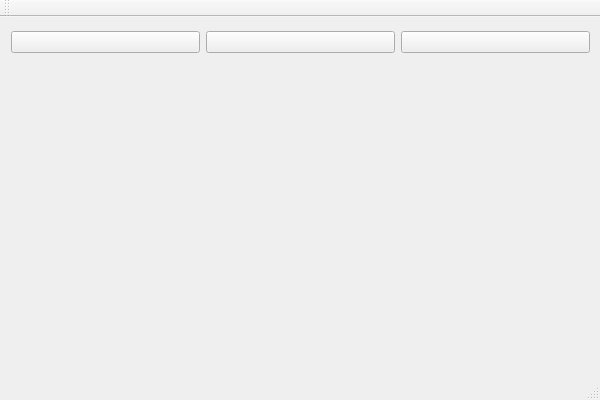
First picture: the form in PaintApplication.ui, repository Pravendra-rana/PaintApplication, before the edit.
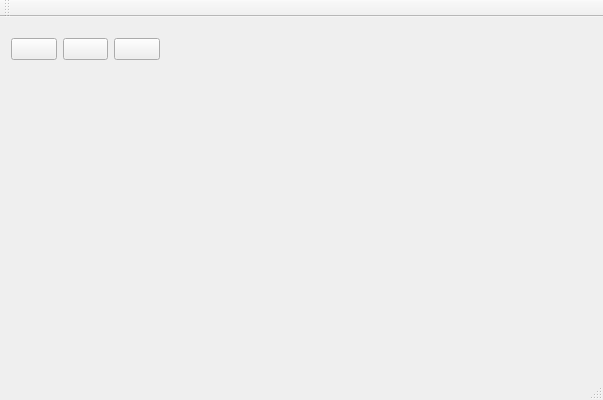
Second picture: the form after the edit. Icons and pictures are not drawn.

The edit to the form file:
```diff
--- a/PaintApplication.ui
+++ b/PaintApplication.ui
@@ -6,7 +6,7 @@
    <rect>
     <x>0</x>
     <y>0</y>
-    <width>600</width>
+    <width>603</width>
     <height>400</height>
    </rect>
   </property>
@@ -18,22 +18,31 @@
     <property name="geometry">
      <rect>
       <x>0</x>
-      <y>0</y>
-      <width>601</width>
-      <height>51</height>
+      <y>2</y>
+      <width>171</width>
+      <height>61</height>
      </rect>
     </property>
     <layout class="QGridLayout" name="gridLayout">
-     <item row="0" column="0">
+     <item row="0" column="0" rowspan="2">
       <layout class="QHBoxLayout" name="horizontalLayout_2">
        <item>
-        <widget class="QPushButton" name="Line_Button">
+        <widget class="QPushButton" name="Circle_Button">
+         <property name="sizePolicy">
+          <sizepolicy hsizetype="Minimum" vsizetype="Fixed">
+           <horstretch>0</horstretch>
+           <verstretch>0</verstretch>
+          </sizepolicy>
+         </property>
          <property name="text">
           <string/>
          </property>
          <property name="icon">
           <iconset>
-           <normaloff>C:/Users/PRAVENDRA RANA/Downloads/636px-Draw-1-black-line.svg.png</normaloff>C:/Users/PRAVENDRA RANA/Downloads/636px-Draw-1-black-line.svg.png</iconset>
+           <normaloff>C:/Users/PRAVENDRA RANA/Downloads/Circle.jpg</normaloff>C:/Users/PRAVENDRA RANA/Downloads/Circle.jpg</iconset>
+         </property>
+         <property name="checkable">
+          <bool>false</bool>
          </property>
         </widget>
        </item>
@@ -48,7 +57,7 @@
          </property>
          <property name="iconSize">
           <size>
-           <width>40</width>
+           <width>30</width>
            <height>20</height>
           </size>
          </property>
@@ -58,16 +67,13 @@
         </widget>
        </item>
        <item>
-        <widget class="QPushButton" name="Circle_Button">
+        <widget class="QPushButton" name="Line_Button">
          <property name="text">
           <string/>
          </property>
          <property name="icon">
           <iconset>
-           <normaloff>C:/Users/PRAVENDRA RANA/Downloads/Circle.jpg</normaloff>C:/Users/PRAVENDRA RANA/Downloads/Circle.jpg</iconset>
-         </property>
-         <property name="checkable">
-          <bool>false</bool>
+           <normaloff>C:/Users/PRAVENDRA RANA/Downloads/636px-Draw-1-black-line.svg.png</normaloff>C:/Users/PRAVENDRA RANA/Downloads/636px-Draw-1-black-line.svg.png</iconset>
          </property>
         </widget>
        </item>
```
Left out of the diff: 2 changed lines with no effect on the pictures.
